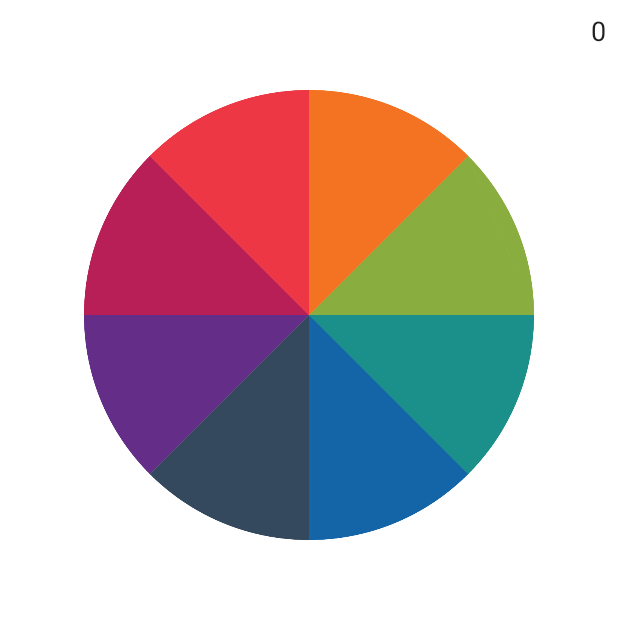
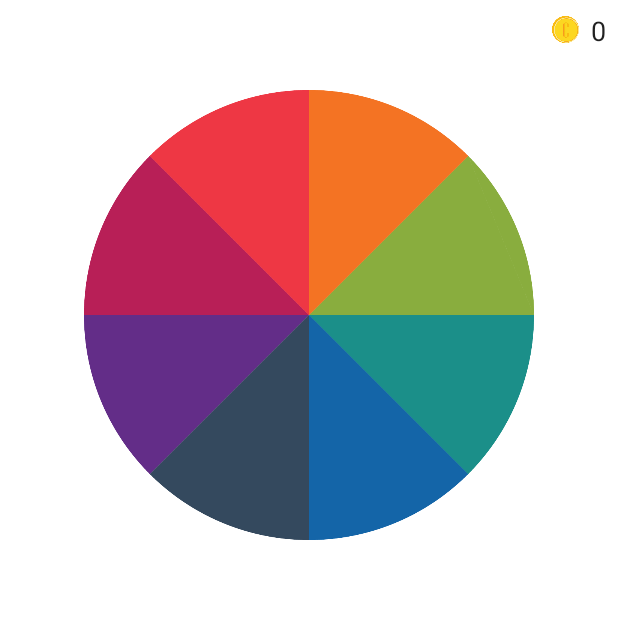
Before and after one commit to sjroh/GoalAchiever, an Android app: the RouletteActivity screen opened directly, with no data from a screen before it, on a phone screen of 412 x 824 dp, the top half of it. Run offline under Robolectric (Android 15) with nearby library versions, the phone set to English and light mode, and no system bars; libraries missing offline, so code that uses them is left out: info.hoang8f.widget; plain views replace FButton; 2 statements that could not run were skipped.

Commit message:
layout_coin added

```diff
--- a/GoalAchiever/app/src/main/res/layout/activity_roulette.xml
+++ b/GoalAchiever/app/src/main/res/layout/activity_roulette.xml
@@ -1,8 +1,8 @@
 <RelativeLayout xmlns:android="http://schemas.android.com/apk/res/android"
+    xmlns:fbutton="http://schemas.android.com/apk/res-auto"
     xmlns:tools="http://schemas.android.com/tools"
     android:layout_width="match_parent"
     android:layout_height="match_parent"
-    xmlns:fbutton="http://schemas.android.com/apk/res-auto"
     android:background="#FFFFFF"
     tools:context="roh.sijine.goalachiever.RouletteActivity">
 
@@ -17,8 +17,8 @@
         android:id="@+id/roulette"
         android:layout_width="300dp"
         android:layout_height="300dp"
-        android:layout_marginTop= "60dp"
         android:layout_gravity= "center_horizontal"
+            android:layout_marginTop="60dp"
         />
 
     </LinearLayout>
@@ -50,21 +50,6 @@
             fbutton:shadowHeight="5dp" />
     </LinearLayout>
 
-    <LinearLayout
-        android:layout_width="match_parent"
-        android:layout_height="@dimen/coin_text_height"
-        android:layout_gravity="center"
-        android:gravity="top|right"
-        android:orientation="vertical">
-
-        <TextView
-            android:id="@+id/text_coin"
-            android:layout_width="wrap_content"
-            android:layout_height="wrap_content"
-            android:layout_margin="@dimen/coin_text_margin"
-            android:text="@string/coin_preset"
-            android:textAppearance="?android:attr/textAppearanceLarge"
-            android:textSize="@dimen/coin_text_size" />
-    </LinearLayout>
+    <include layout="@layout/layout_coin" />
 
 </RelativeLayout>
--- /dev/null
+++ b/GoalAchiever/app/src/main/res/layout/layout_coin.xml
@@ -0,0 +1,30 @@
+<?xml version="1.0" encoding="utf-8"?>
+<LinearLayout xmlns:android="http://schemas.android.com/apk/res/android"
+    android:layout_width="match_parent"
+    android:layout_height="wrap_content"
+    android:orientation="vertical">
+    <!-- Coin layout -->
+    <LinearLayout
+        android:layout_width="match_parent"
+        android:layout_height="@dimen/coin_text_height"
+        android:layout_gravity="center"
+        android:gravity="center_vertical|right"
+        android:orientation="horizontal">
+
+        <ImageView
+            android:layout_width="@dimen/coin_text_size"
+            android:layout_height="@dimen/coin_text_size"
+            android:layout_gravity="center_vertical|right"
+            android:src="@drawable/coin" />
+
+        <TextView
+            android:id="@+id/text_coin"
+            android:layout_width="wrap_content"
+            android:layout_height="wrap_content"
+            android:layout_gravity="center_vertical|right"
+            android:layout_margin="@dimen/coin_text_margin"
+            android:text="@string/coin_preset"
+            android:textAppearance="?android:attr/textAppearanceLarge"
+            android:textSize="@dimen/coin_text_size" />
+    </LinearLayout>
+</LinearLayout>
--- a/GoalAchiever/app/src/main/res/values/dimen.xml
+++ b/GoalAchiever/app/src/main/res/values/dimen.xml
@@ -7,6 +7,8 @@
     <dimen name="coin_text_height">40dp</dimen>
     <dimen name="coin_text_size">18dp</dimen>
 
+    <dimen name="buy_giftcardpiece_height">100dp</dimen>
+
     <dimen name="button_padding_vertical">4dp</dimen>
     <dimen name="button_padding_horizontal">8dp</dimen>
 
--- a/GoalAchiever/app/src/main/res/values/strings.xml
+++ b/GoalAchiever/app/src/main/res/values/strings.xml
@@ -20,6 +20,7 @@
     <string name="btn_collection">COLLECTION</string>
     <string name="btn_stop">STOP</string>
     <string name="btn_back">BACK</string>
+    <string name="btn_buy_giftcardpiece">Buy Gift Card Piece</string>
 
     <string name="title_activity_watcher">WatcherActivity</string>
     <string name="watcher_preset">Lock\nYour\nPhone</string>
@@ -27,7 +28,7 @@
     <string name="dummy_button">Dummy Button</string>
     <string name="dummy_content">DUMMY\nCONTENT</string>
 
-    <string name="coin_preset">###</string>
+    <string name="coin_preset">0</string>
 
     <string name="title_activity_result">ResultActivity</string>
 
```
Also changed, not shown: GoalAchiever/app/src/main/res/layout/activity_collection.xml (+57 -20 lines), GoalAchiever/app/src/main/res/layout/activity_setup_timer.xml (+2 -15 lines), GoalAchiever/app/src/main/res/drawable-hdpi/coin.png (added).
